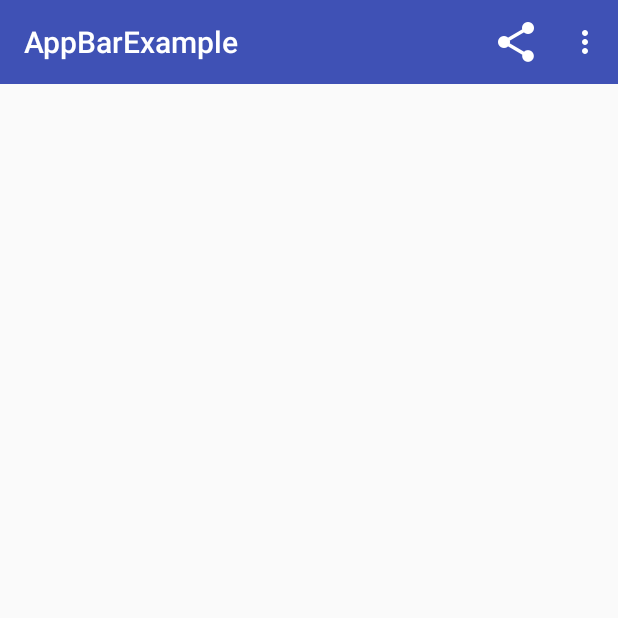
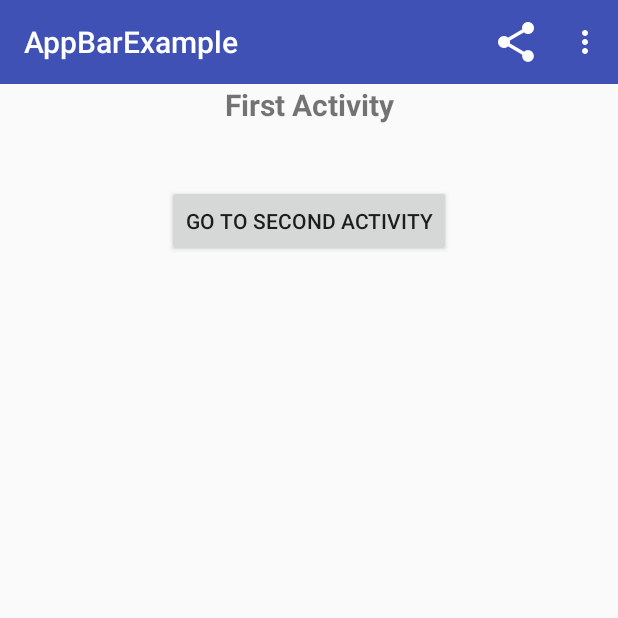
Before and after one commit to codesham/AppBar, an Android app: the screen it shows after launch (MainActivity), on a phone screen of 412 x 824 dp, the top half of it. Run offline under Robolectric (Android 15) with nearby library versions, the phone set to English and light mode, and no system bars.

Commit message:
Actvity Layouts Created

```diff
--- a/app/src/main/AndroidManifest.xml
+++ b/app/src/main/AndroidManifest.xml
@@ -16,6 +16,8 @@
                 <category android:name="android.intent.category.LAUNCHER" />
             </intent-filter>
         </activity>
+        <activity android:name=".SecondActivity" />
+        <activity android:name=".ThirdActivity"></activity>
     </application>
 
 </manifest>
--- a/app/src/main/res/layout/activity_main.xml
+++ b/app/src/main/res/layout/activity_main.xml
@@ -11,4 +11,20 @@
     <include
         layout="@layout/toolbar_layout"/>
 
+    <TextView
+        android:layout_width="match_parent"
+        android:layout_height="wrap_content"
+        android:text="@string/first_activity"
+        android:textSize="20sp"
+        android:textStyle="bold"
+        android:textAlignment="center"/>
+
+    <Button
+        android:layout_width="wrap_content"
+        android:layout_height="wrap_content"
+        android:text="@string/first_btn_text"
+        android:layout_gravity="center"
+        android:layout_marginTop="40dp"
+        android:id="@+id/first_activity_btn"/>
+
 </LinearLayout>
--- a/app/src/main/res/values/strings.xml
+++ b/app/src/main/res/values/strings.xml
@@ -1,3 +1,8 @@
 <resources>
     <string name="app_name">AppBarExample</string>
+    <string name="first_activity">First Activity</string>
+    <string name="first_btn_text">Go To Second Activity</string>
+    <string name="goto_second_activity">Goto Second Activity</string>
+    <string name="second_activity_text">Second Activity</string>
+    <string name="third_activity_text">Third Activity</string>
 </resources>
```
Also changed, not shown: app/src/main/java/com/shyamkumarbora/appbarexample/SecondActivity.java (added, +13 -0 lines), app/src/main/java/com/shyamkumarbora/appbarexample/ThirdActivity.java (added, +13 -0 lines), app/src/main/res/layout/activity_second.xml (added, +44 -0 lines), app/src/main/res/layout/activity_third.xml (added, +29 -0 lines).
